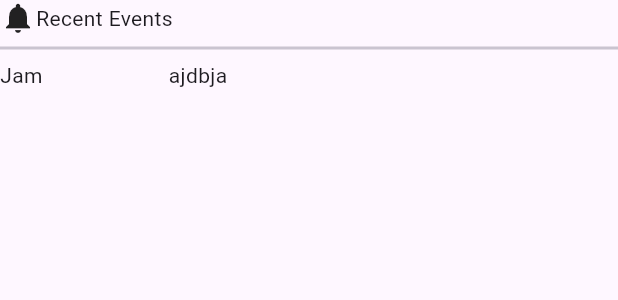
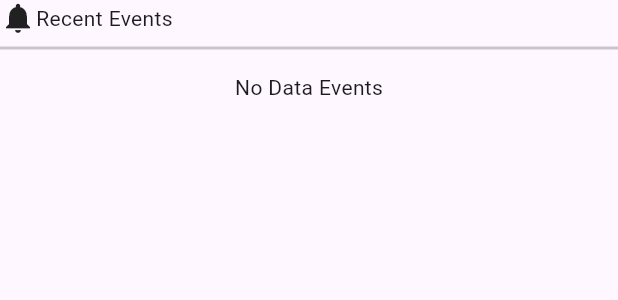
Before and after one commit to AlberthWu/sampurnagroupTMS, a Flutter app: the RecentEventsInfo widget shown alone on an empty page, opened directly with empty values, on a phone screen of 412 x 824 dp. Shown: the top 300 px of the screen. Run offline on Flutter 3.47's test engine with Material 2 defaults, Android fonts, the phone set to English and light mode, and no system bars; our stand-ins replace dio, get; network calls fail.

Commit message:
20230320-moses

```diff
--- a/trackingapp/lib/bussiness_logic/controller/events/events_controller.dart
+++ b/trackingapp/lib/bussiness_logic/controller/events/events_controller.dart
@@ -4,7 +4,8 @@ import 'package:trackingapp/bussiness_logic/model/events/events_model.dart';
 import 'package:trackingapp/bussiness_logic/services/events/events_repository.dart';
 
 class EventsController extends GetxController {
-  final RxList<EventsModel> listEvents = RxList();
+  final Rxn<EventsModel> listEvents = Rxn<EventsModel>();
+  // final listEvents = RxList<EventsModel>();
   var isLoading = false.obs;
   var isError = false.obs;
   var errmsg = "".obs;
--- a/trackingapp/lib/bussiness_logic/model/events/events_model.dart
+++ b/trackingapp/lib/bussiness_logic/model/events/events_model.dart
@@ -84,9 +84,10 @@ class DataEvents {
 
   DataEvents.fromJSON(JSON json) {
     id = json['id'];
-    additionalEvent = json['additional'] == null
-        ? null
-        : AdditionalEvent.fromJSON(json['additional']);
+    // additionalEvent = json['additional'] == null
+    //     ? null
+    //     : AdditionalEvent.fromJSON(json['additional']);
+    additionalEvent = AdditionalEvent.fromJSON(json['additional']);
     address = json['address'];
     altitude = json['altitude'];
     course = json['course'];
@@ -97,6 +98,7 @@ class DataEvents {
     deviceName = json['device_name'];
     // geofenceEvent =
     //     json['geofence'] ? null : GeofenceEvent.fromJSON(json['geofence']);
+    geofenceEvent = GeofenceEvent.fromJSON(json['geofence']);
     geofenceId = json['geofence_id'];
     latitude = json['latitude'];
     longitude = json['longitude'];
--- a/trackingapp/lib/main.dart
+++ b/trackingapp/lib/main.dart
@@ -1,6 +1,6 @@
 import 'package:flutter/material.dart';
 import 'package:get/get.dart';
-import 'package:trackingapp/bussiness_logic/api/devices/device_profider.dart';
+// import 'package:trackingapp/bussiness_logic/api/devices/device_profider.dart';
 import 'package:trackingapp/bussiness_logic/controller/devices/device_controller.dart';
 import 'package:trackingapp/bussiness_logic/controller/events/events_controller.dart';
 import 'package:trackingapp/ui/pages/home_page.dart';
--- a/trackingapp/lib/ui/component/devices/recent_events_info.dart
+++ b/trackingapp/lib/ui/component/devices/recent_events_info.dart
@@ -22,7 +22,8 @@ class RecentEventsInfo extends StatelessWidget {
         const Divider(
           thickness: 2,
         ),
-        (Get.find<EventsController>().listEvents.isNotEmpty)
+        (Get.find<EventsController>().listEvents.value?.itemEvents.dataEvents ==
+                null)
             ? const Padding(
                 padding: EdgeInsets.all(8.0),
                 child: Text('No Data Events'),
@@ -33,10 +34,19 @@ class RecentEventsInfo extends StatelessWidget {
                   1: FlexColumnWidth(4)
                 },
                 children: [
-                  // for (final DataEvents listEvents
-                  //     in Get.find<EventsController>().listEvents..toList())
-                  // for (var i in listEvents.)
-                  TableRow(children: [Text('Jam'), Text('ajdbja')])
+                  for (final DataEvents listEvents
+                      in Get.find<EventsController>()
+                          .listEvents
+                          .value!
+                          .itemEvents
+                          .dataEvents
+                          .toList())
+                    TableRow(children: [
+                      Text('Jam'),
+                      (listEvents.type == 'zone_out')
+                          ? Text('Geofence Out')
+                          : Text('Geofence In')
+                    ])
                 ],
               ),
       ],
```
